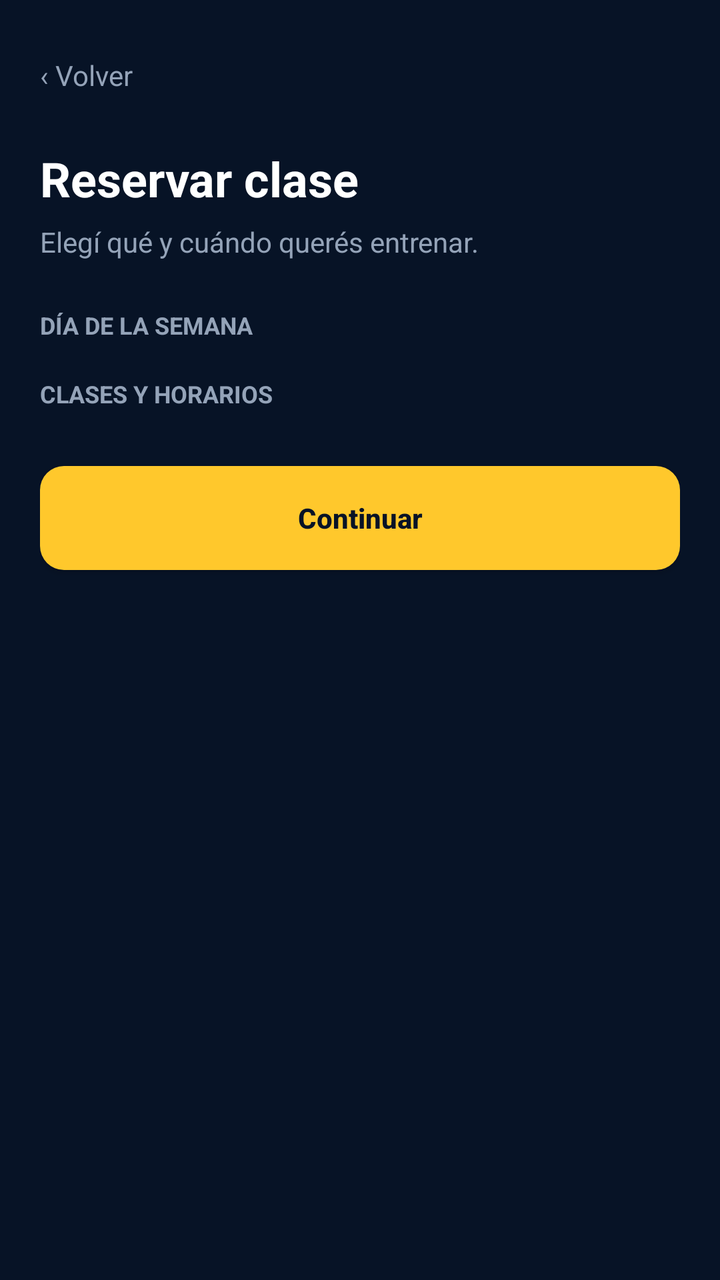
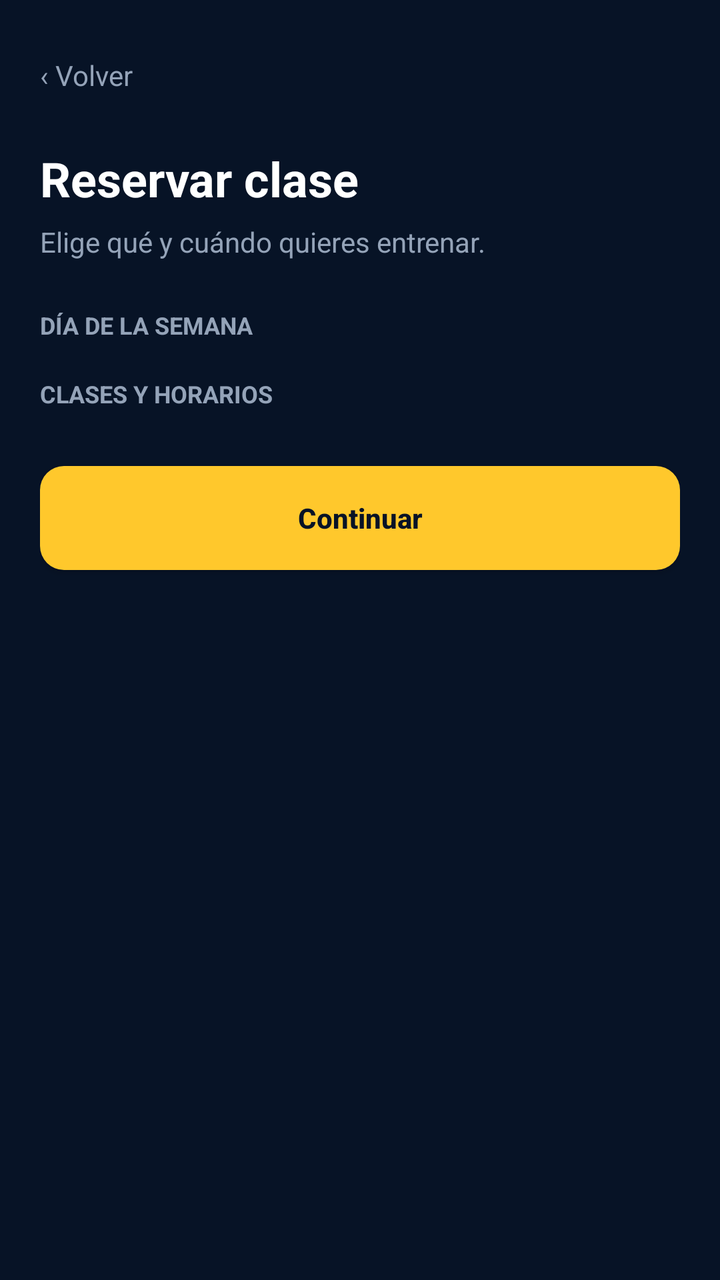

The first picture is an Android layout as it rendered before a commit; the second is the same layout after the commit. The layout source and the unified diff follow.
<!-- AndroidManifest.xml: application theme Theme.AppCompat.DayNight.NoActionBar -->
<!-- res/layout/activity_reservation.xml -->
<?xml version="1.0" encoding="utf-8"?>
<ScrollView xmlns:android="http://schemas.android.com/apk/res/android"
    android:layout_width="match_parent"
    android:layout_height="match_parent"
    android:background="#071326"
    android:fillViewport="true">

    <LinearLayout
        android:layout_width="match_parent"
        android:layout_height="wrap_content"
        android:orientation="vertical"
        android:padding="20dp">

        <TextView
            android:id="@+id/backButton"
            android:layout_width="wrap_content"
            android:layout_height="wrap_content"
            android:paddingVertical="8dp"
            android:text="‹ Volver"
            android:textColor="#94A3B8"
            android:textSize="14sp" />

        <TextView
            android:layout_width="wrap_content"
            android:layout_height="wrap_content"
            android:layout_marginTop="18dp"
            android:text="Reservar clase"
            android:textColor="#FFFFFF"
            android:textSize="24sp"
            android:textStyle="bold" />

        <TextView
            android:layout_width="wrap_content"
            android:layout_height="wrap_content"
            android:layout_marginTop="6dp"
            android:text="Elegí qué y cuándo querés entrenar."
            android:textColor="#94A3B8"
            android:textSize="14sp" />

        <TextView
            android:layout_width="wrap_content"
            android:layout_height="wrap_content"
            android:layout_marginTop="24dp"
            android:text="DÍA DE LA SEMANA"
            android:textColor="#94A3B8"
            android:textSize="12sp"
            android:textStyle="bold" />

        <LinearLayout
            android:id="@+id/dayChoices"
            android:layout_width="match_parent"
            android:layout_height="wrap_content"
            android:orientation="horizontal" />

        <TextView
            android:layout_width="wrap_content"
            android:layout_height="wrap_content"
            android:layout_marginTop="18dp"
            android:text="CLASES Y HORARIOS"
            android:textColor="#94A3B8"
            android:textSize="12sp"
            android:textStyle="bold" />

        <LinearLayout
            android:id="@+id/classChoices"
            android:layout_width="match_parent"
            android:layout_height="wrap_content"
            android:layout_marginTop="12dp"
            android:orientation="vertical" />

        <TextView
            android:id="@+id/selectionError"
            android:layout_width="match_parent"
            android:layout_height="wrap_content"
            android:padding="10dp"
            android:textColor="#FFFF6B6B"
            android:textSize="14sp"
            android:visibility="gone" />

        <androidx.appcompat.widget.AppCompatButton
            android:id="@+id/continueButton"
            android:layout_width="match_parent"
            android:layout_height="52dp"
            android:layout_marginTop="16dp"
            android:background="@drawable/bg_badge_yellow"
            android:text="Continuar"
            android:textAllCaps="false"
            android:textColor="#071326"
            android:textStyle="bold" />
    </LinearLayout>
</ScrollView>
<!-- resources referenced by this layout -->
<resources>
  <!-- drawable bg_badge_yellow (drawable) -->
  <?xml version="1.0" encoding="utf-8"?>
  <shape xmlns:android="http://schemas.android.com/apk/res/android"
      android:shape="rectangle">
      <solid android:color="#FFC82C" />
      <corners android:radius="12dp" />
  </shape>
</resources>

<!-- the commit's change to res/layout/activity_reservation.xml (unified diff, before → after) -->
@@ -21,6 +21,7 @@
             android:textSize="14sp" />
 
         <TextView
+            android:id="@+id/reservationTitle"
             android:layout_width="wrap_content"
             android:layout_height="wrap_content"
             android:layout_marginTop="18dp"
@@ -33,7 +34,7 @@
             android:layout_width="wrap_content"
             android:layout_height="wrap_content"
             android:layout_marginTop="6dp"
-            android:text="Elegí qué y cuándo querés entrenar."
+            android:text="Elige qué y cuándo quieres entrenar."
             android:textColor="#94A3B8"
             android:textSize="14sp" />
 
